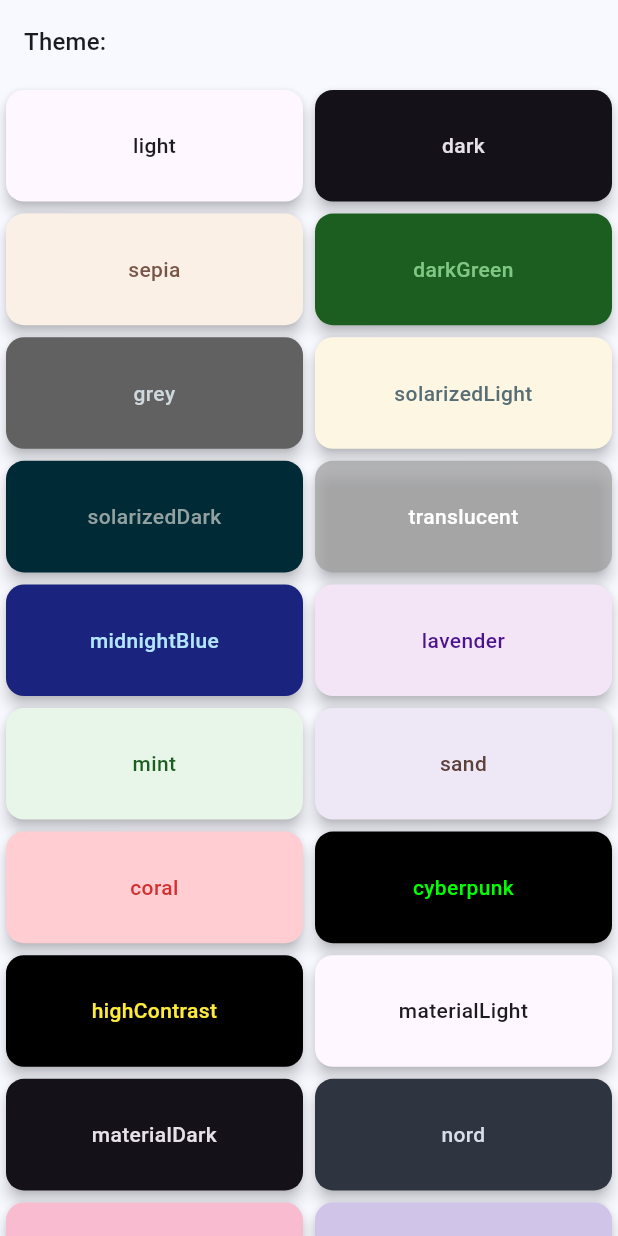
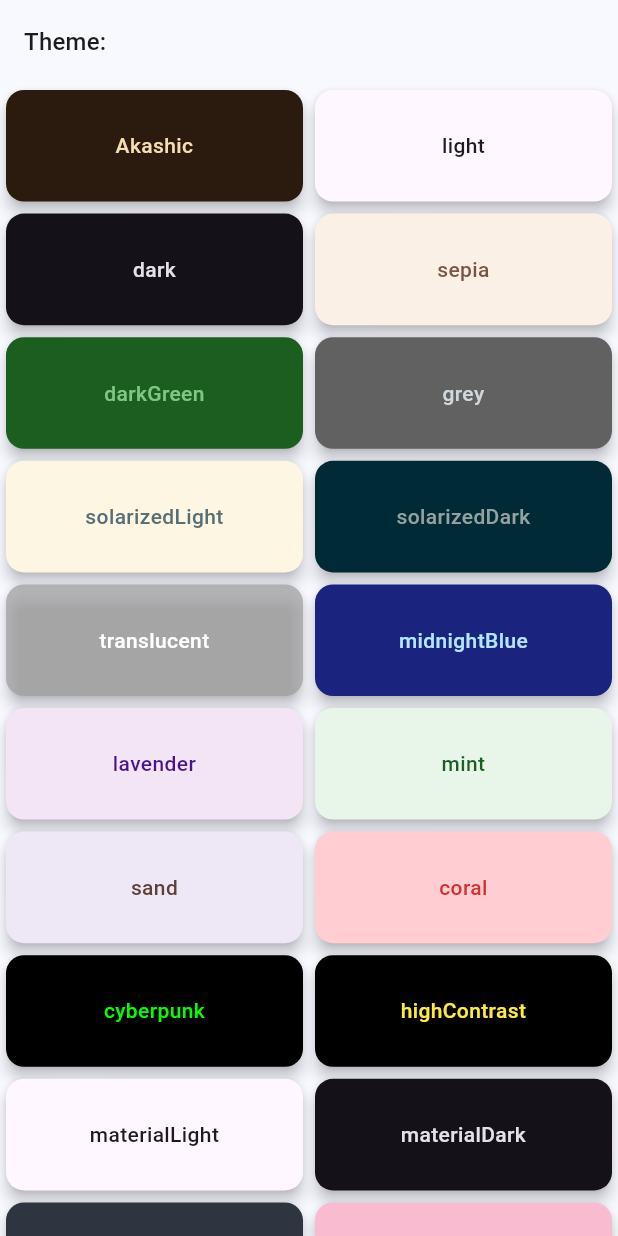
Before and after one commit to Luiz-eduardp/akashic_records, a Flutter app: the AppearanceTab widget shown alone on an empty page, opened directly, on a phone screen of 412 x 824 dp. Run offline on Flutter 3.47's test engine with Material 3 defaults, Android fonts, the phone set to English and light mode, and no system bars; our stand-ins replace cached_network_image, cookie_jar, flutter_advanced_drawer, flutter_html, flutter_markdown, google_fonts and 6 more; missing offline and left inert: flutter_code_editor, highlight; accounts and stored records are empty; network calls fail.

Commit message:
feat(reader): add Akashic theme
- Added new Akashic theme option.
- Updated AppearanceTab widget.
- Defined Akashic theme colors.

```diff
--- a/lib/screens/reader/settings/tabs/appearance_tab.dart
+++ b/lib/screens/reader/settings/tabs/appearance_tab.dart
@@ -5,6 +5,7 @@ import 'package:flutter/material.dart';
 import 'package:provider/provider.dart';
 
 enum ReaderTheme {
+  Akashic,
   light,
   dark,
   sepia,
@@ -127,6 +128,17 @@ class _AppearanceTabState extends State<AppearanceTab> {
           scaffoldBackgroundColor: const Color(0xFFFAF0E6),
           textTheme: const TextTheme(
             bodyMedium: TextStyle(color: Color(0xFF795548)),
+          ),
+        );
+      case ReaderTheme.Akashic:
+        return ThemeData(
+          colorScheme: ColorScheme.fromSeed(
+            seedColor: const Color(0xFFD4AF37),
+            brightness: Brightness.dark,
+          ),
+          scaffoldBackgroundColor: const Color(0xFF2B1B0E),
+          textTheme: const TextTheme(
+            bodyMedium: TextStyle(color: Color(0xFFF5DEB3)),
           ),
         );
       case ReaderTheme.darkGreen:
```
